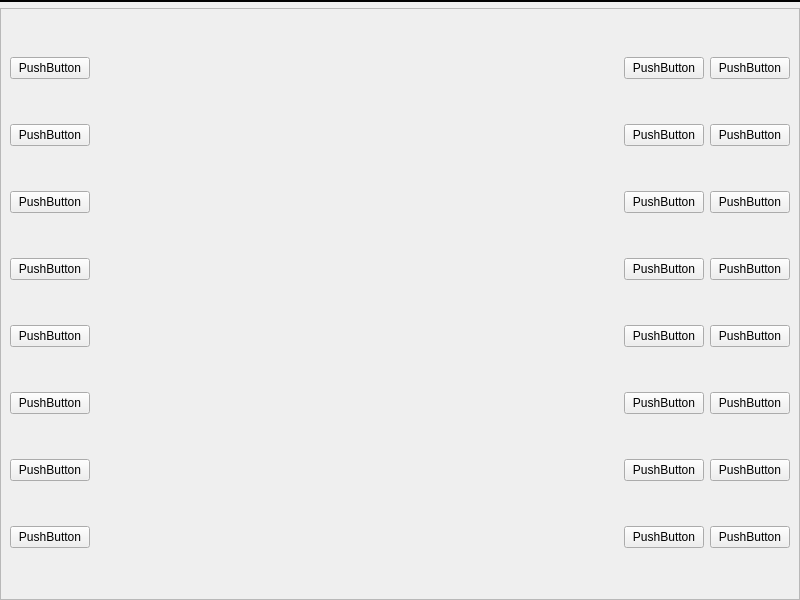
This is mainwindow.ui in NOMAD1992/qtmenu as Qt 5 draws it before an edit. The edited form follows.
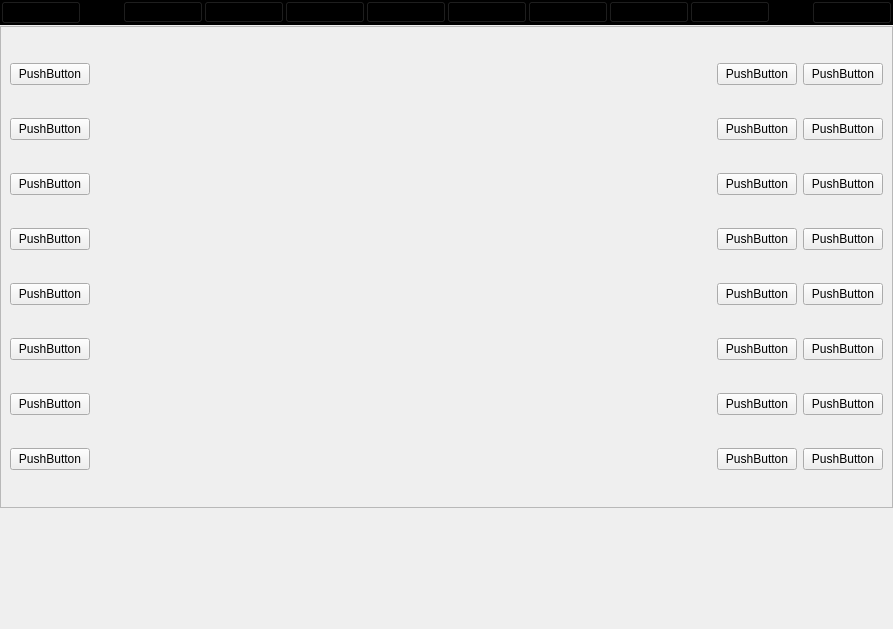
This is the edited form.

```diff
--- a/mainwindow.ui
+++ b/mainwindow.ui
@@ -6,15 +6,18 @@
    <rect>
     <x>0</x>
     <y>0</y>
-    <width>800</width>
-    <height>600</height>
+    <width>893</width>
+    <height>629</height>
    </rect>
   </property>
   <property name="windowTitle">
    <string>MainWindow</string>
   </property>
   <widget class="QWidget" name="centralwidget">
-   <layout class="QVBoxLayout" name="verticalLayout" stretch="0,1">
+   <layout class="QVBoxLayout" name="verticalLayout" stretch="0,4,1">
+    <property name="spacing">
+     <number>1</number>
+    </property>
     <property name="leftMargin">
      <number>0</number>
     </property>
@@ -54,6 +57,102 @@
        <property name="bottomMargin">
         <number>0</number>
        </property>
+       <item>
+        <widget class="QPushButton" name="pbMenu">
+         <property name="text">
+          <string>☰</string>
+         </property>
+        </widget>
+       </item>
+       <item>
+        <spacer name="horizontalSpacer_10">
+         <property name="orientation">
+          <enum>Qt::Horizontal</enum>
+         </property>
+         <property name="sizeHint" stdset="0">
+          <size>
+           <width>40</width>
+           <height>20</height>
+          </size>
+         </property>
+        </spacer>
+       </item>
+       <item>
+        <widget class="QPushButton" name="pushButton_31">
+         <property name="text">
+          <string>F1</string>
+         </property>
+        </widget>
+       </item>
+       <item>
+        <widget class="QPushButton" name="pushButton_30">
+         <property name="text">
+          <string>F2</string>
+         </property>
+        </widget>
+       </item>
+       <item>
+        <widget class="QPushButton" name="pushButton_29">
+         <property name="text">
+          <string>F3</string>
+         </property>
+        </widget>
+       </item>
+       <item>
+        <widget class="QPushButton" name="pushButton_28">
+         <property name="text">
+          <string>F4</string>
+         </property>
+        </widget>
+       </item>
+       <item>
+        <widget class="QPushButton" name="pushButton_27">
+         <property name="text">
+          <string>F5</string>
+         </property>
+        </widget>
+       </item>
+       <item>
+        <widget class="QPushButton" name="pushButton_32">
+         <property name="text">
+          <string>F6</string>
+         </property>
+        </widget>
+       </item>
+       <item>
+        <widget class="QPushButton" name="pushButton_33">
+         <property name="text">
+          <string>F7</string>
+         </property>
+        </widget>
+       </item>
+       <item>
+        <widget class="QPushButton" name="pushButton_34">
+         <property name="text">
+          <string>F8</string>
+         </property>
+        </widget>
+       </item>
+       <item>
+        <spacer name="horizontalSpacer_9">
+         <property name="orientation">
+          <enum>Qt::Horizontal</enum>
+         </property>
+         <property name="sizeHint" stdset="0">
+          <size>
+           <width>40</width>
+           <height>20</height>
+          </size>
+         </property>
+        </spacer>
+       </item>
+       <item>
+        <widget class="QPushButton" name="pbUserMenu">
+         <property name="text">
+          <string>☰</string>
+         </property>
+        </widget>
+       </item>
       </layout>
      </widget>
     </item>
@@ -373,6 +472,19 @@
       </layout>
      </widget>
     </item>
+    <item>
+     <spacer name="verticalSpacer_2">
+      <property name="orientation">
+       <enum>Qt::Vertical</enum>
+      </property>
+      <property name="sizeHint" stdset="0">
+       <size>
+        <width>20</width>
+        <height>40</height>
+       </size>
+      </property>
+     </spacer>
+    </item>
    </layout>
   </widget>
  </widget>
```
